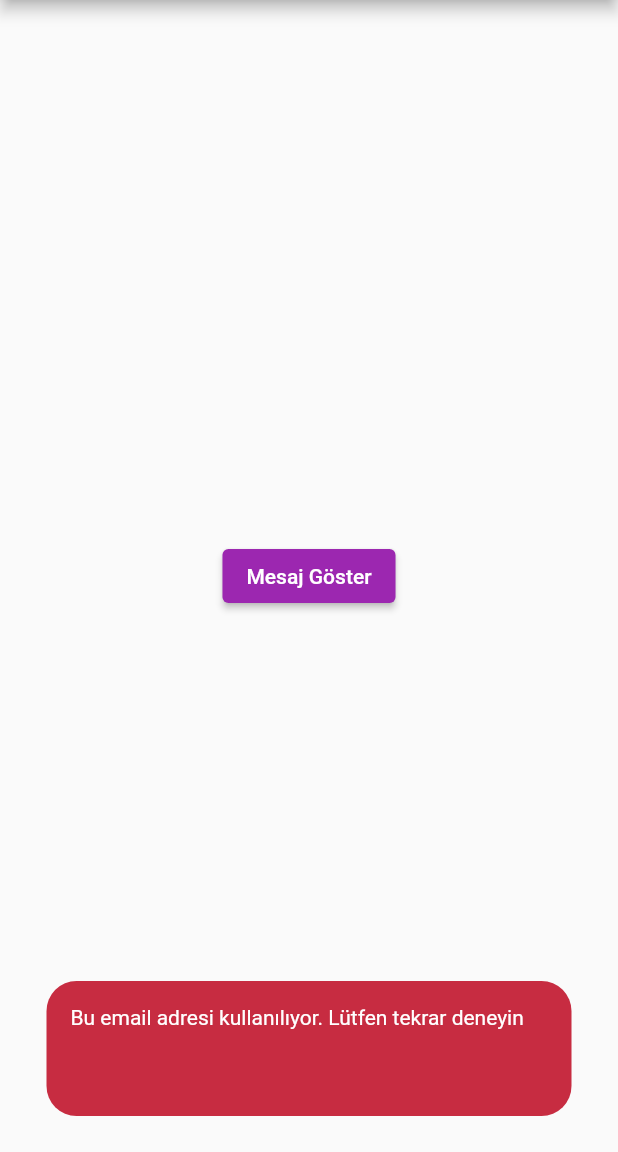
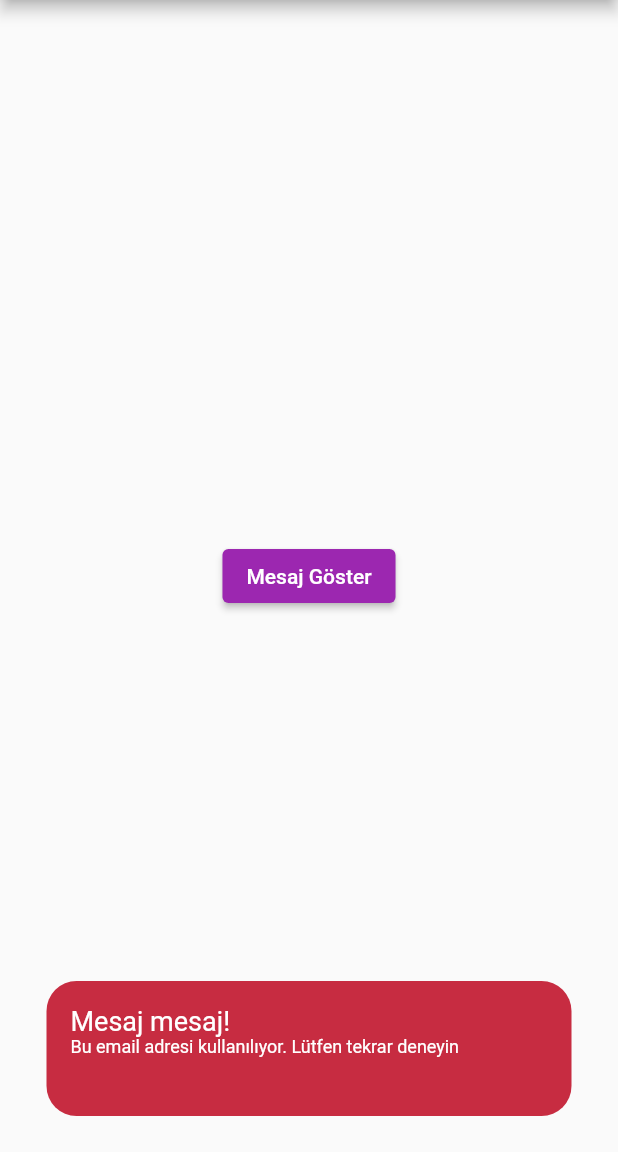
Before and after one commit to gulsenkeskin/custom_snackbar, a Flutter app: the screen it shows after launch, after a tap on "Mesaj Göster", on a phone screen of 412 x 824 dp, the part 84-1236 px from its top. Run offline on Flutter 3.47's test engine with Material 2 defaults, Android fonts, the light colour scheme and no system bars.

Commit message:
Update flash_message.dart

```diff
--- a/lib/screens/flash_message.dart
+++ b/lib/screens/flash_message.dart
@@ -26,8 +26,21 @@ class _FlashMessageScreenState extends State<FlashMessageScreen> {
                     color: Color(0xFFC72C41),
                     borderRadius: BorderRadius.all(Radius.circular(20)),
                   ),
-                  child: const Text(
-                      "Bu email adresi kullanılıyor. Lütfen tekrar deneyin"),
+                  child: Column(
+                    crossAxisAlignment: CrossAxisAlignment.start,
+                    children: const [
+                      Text(
+                        "Mesaj mesaj!",
+                        style: TextStyle(fontSize: 18, color: Colors.white),
+                      ),
+                      Text(
+                        "Bu email adresi kullanılıyor. Lütfen tekrar deneyin",
+                        style: TextStyle(color: Colors.white, fontSize: 12),
+                        maxLines: 2,
+                        overflow: TextOverflow.ellipsis,
+                      )
+                    ],
+                  ),
                 )));
           },
           child: const Text("Mesaj Göster"),
```
